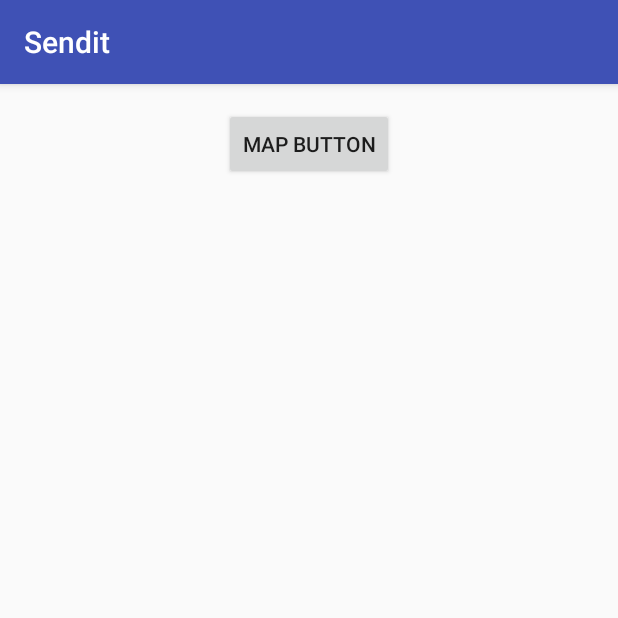
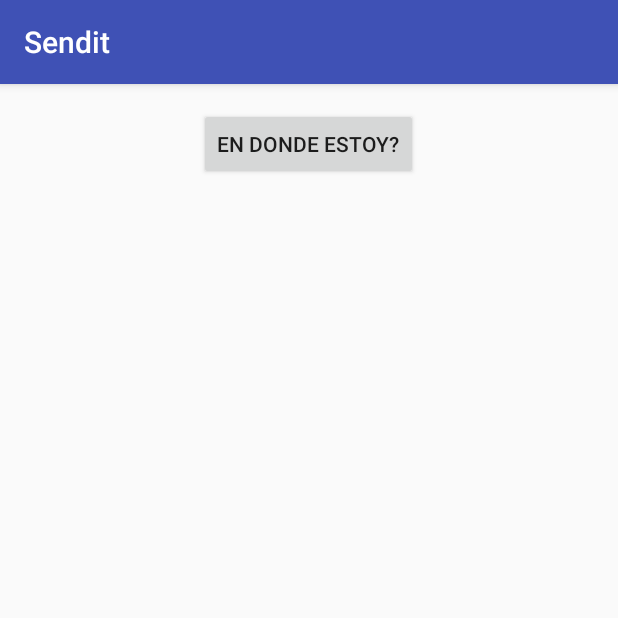
Before and after one commit to RodrigoZ/Sendit-Android, an Android app: the screen it shows after launch (MainActivity), on a phone screen of 412 x 824 dp, the top half of it. Run offline under Robolectric (Android 15) with nearby library versions, the phone set to English and light mode, and no system bars.

```diff
--- a/app/src/main/res/values/strings.xml
+++ b/app/src/main/res/values/strings.xml
@@ -2,5 +2,5 @@
     <string name="app_name">Sendit</string>
     <string name="title_activity_maps">Map</string>
     <string name="title_activity_main">Sendit</string>
-    <string name="btn_maps">Map Button</string>
+    <string name="btn_maps">En donde estoy?</string>
 </resources>
```
